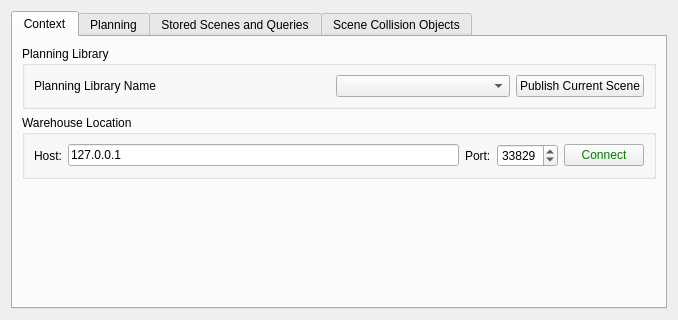
Before: the Qt Designer form moveit_ros/visualization/motion_planning_rviz_plugin/src/ui/motion_planning_rviz_plugin_frame.ui in moveit/moveit, drawn with Qt 5.
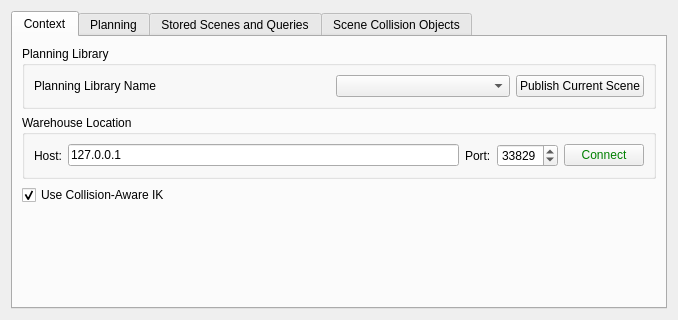
After: the same form once the commit is applied. The open tabs and pages were chosen to show the change.

Commit message: use collision-aware Ik as an option

Diff of the .ui file:
```diff
--- a/moveit_ros/visualization/motion_planning_rviz_plugin/src/ui/motion_planning_rviz_plugin_frame.ui
+++ b/moveit_ros/visualization/motion_planning_rviz_plugin/src/ui/motion_planning_rviz_plugin_frame.ui
@@ -141,6 +141,16 @@
          </layout>
         </widget>
        </item>
+       <item>
+        <widget class="QCheckBox" name="collision_aware_ik">
+         <property name="text">
+          <string>Use Collision-Aware IK</string>
+         </property>
+         <property name="checked">
+          <bool>true</bool>
+         </property>
+        </widget>
+       </item>
        <item>
         <spacer name="verticalSpacer_5">
          <property name="orientation">
```
Left out of the diff: 2 changed lines with no effect on the pictures. The commit also changes 4 other files.
